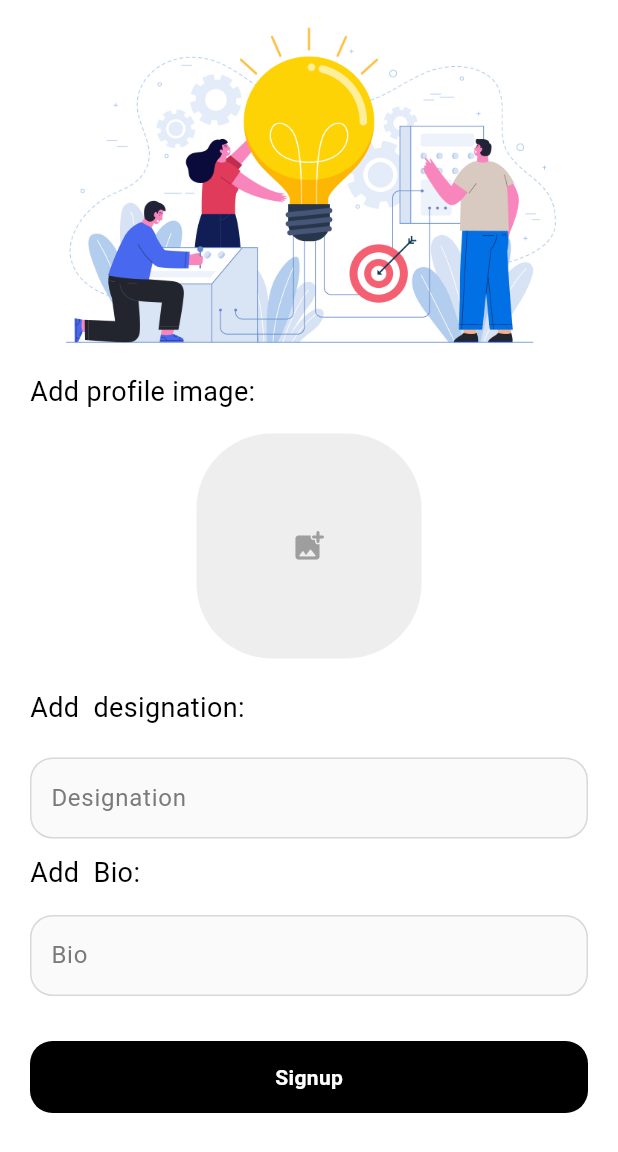
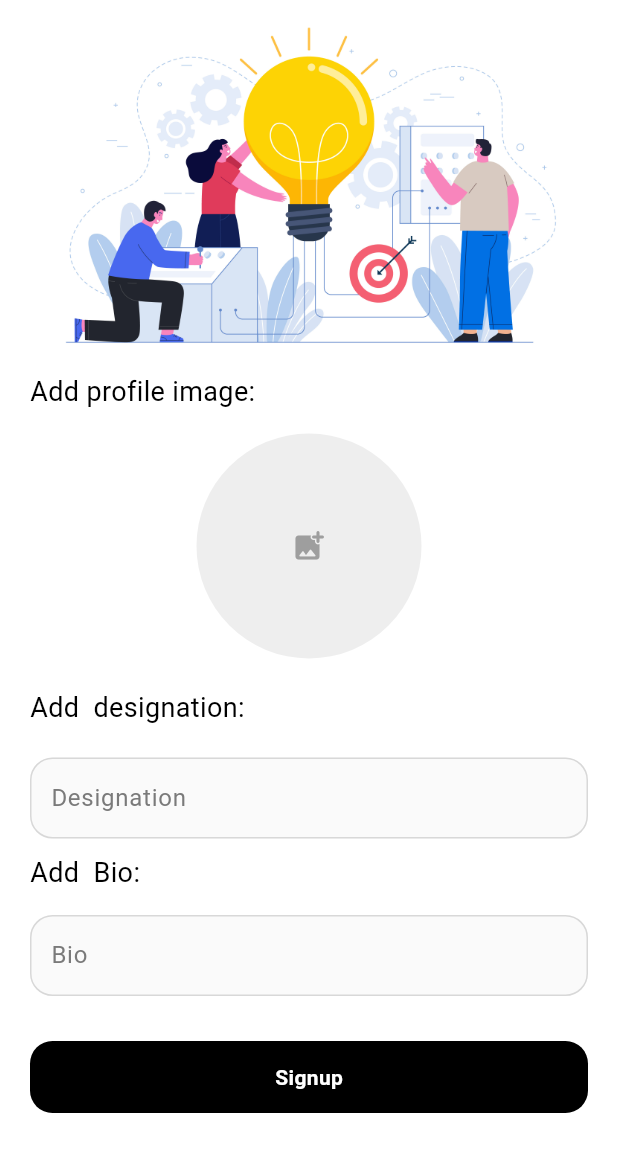
Before and after one commit to hemandhp/mindframe_user, a Flutter app: the SignupSecondScreen screen opened directly with empty values, on a phone screen of 412 x 824 dp. Shown: the top 1152 px of the screen. Run offline on Flutter 3.47's test engine with Material 3 defaults, Android fonts, the light colour scheme and no system bars; our stand-ins replace bloc, file_picker, flutter_bloc, iconly, logger, permission_handler and 1 more; missing offline and left inert: spotlight_bottom_navbar; accounts and stored records are empty; Roboto replaces fonts that are missing (Poppins).

Commit message:
changed second screen image radius

```diff
--- a/lib/features/signup/signup_second_screen.dart
+++ b/lib/features/signup/signup_second_screen.dart
@@ -83,6 +83,7 @@ class _SignupSecondScreenState extends State<SignupSecondScreen> {
                       height: 15,
                     ),
                     CustomImagePickerButton(
+                      borderRadius: 100,
                       height: 150,
                       width: 150,
                       onPick: (file) {
```
